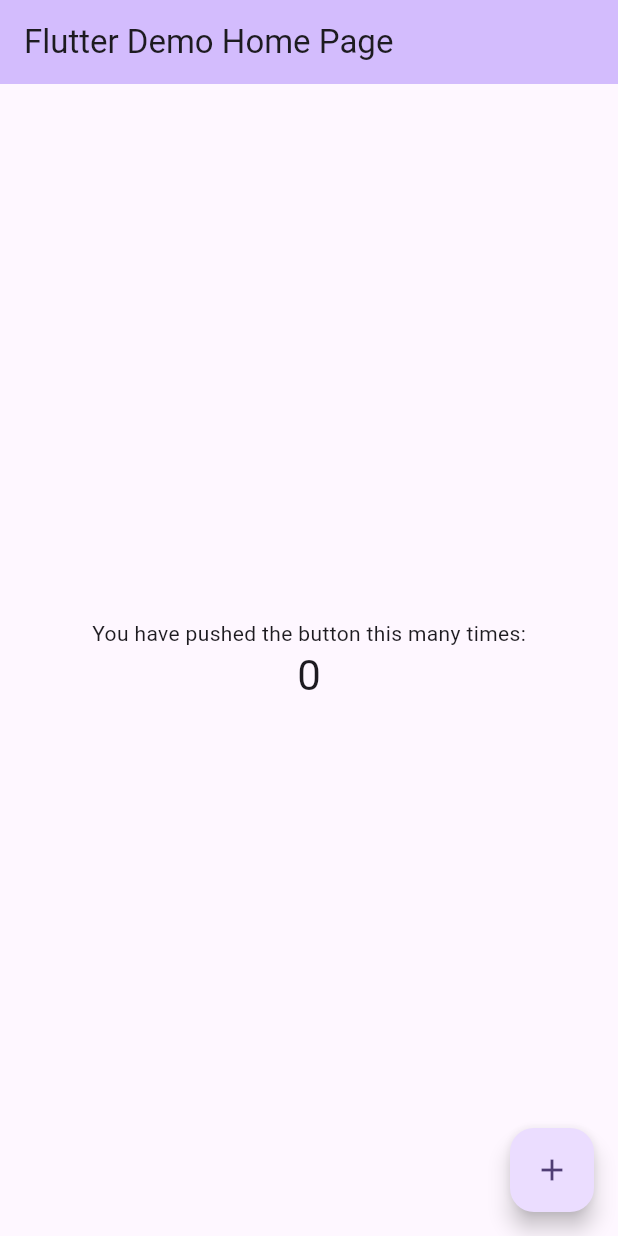
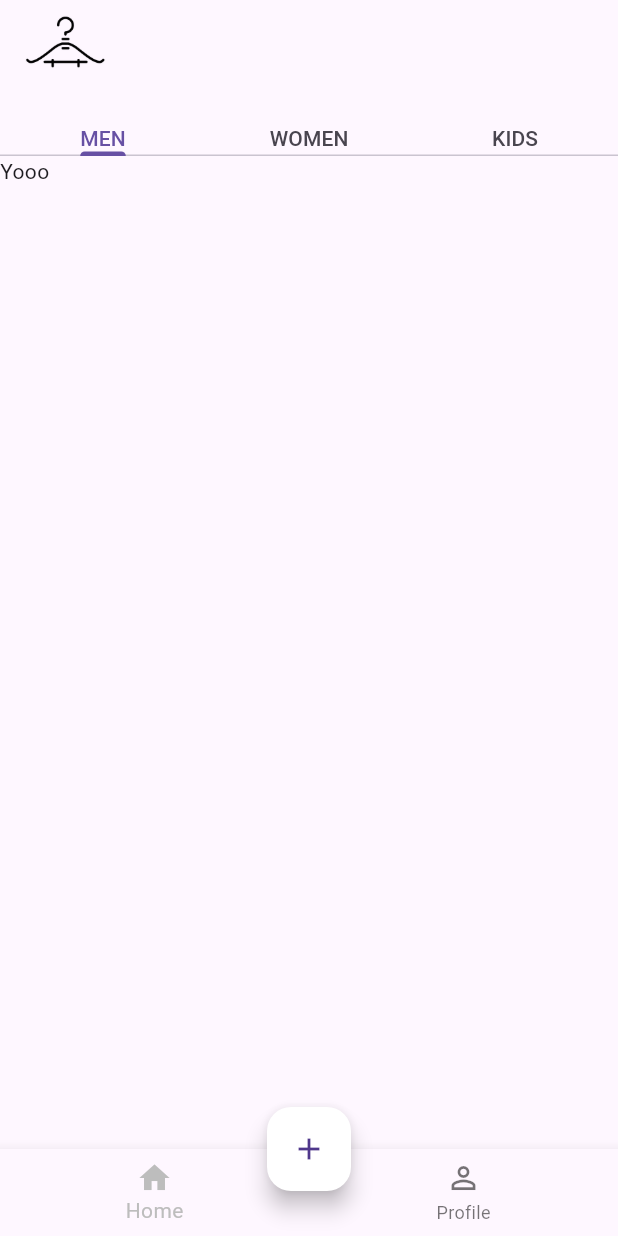
Before and after one commit to ThaphatTT/FinalMobileApplication, a Flutter app: the screen it shows after launch, on a phone screen of 412 x 824 dp. Run offline on Flutter 3.47's test engine with Material 3 defaults, Android fonts, the light colour scheme and no system bars.

Commit message:
create many templates such as slpash form, home, tab form, profile form, register form

```diff
--- /dev/null
+++ b/flutter_clothes_shop/lib/component/tabMenu.dart
@@ -0,0 +1,66 @@
+import 'package:flutter/material.dart';
+
+import 'package:flutter_clothes_shop/component/tabMenuHomeAppBar.dart';
+import 'package:flutter_clothes_shop/component/profile_screen.dart';
+class TabMenu extends StatelessWidget {
+  const TabMenu({super.key});
+
+  @override
+  Widget build(BuildContext context){
+    return const MaterialApp(
+      home : TabMenuButton(),
+    );
+  }
+}
+
+class TabMenuButton extends StatefulWidget {
+  const TabMenuButton({super.key});
+
+  @override
+  State<TabMenuButton> createState() => _TabMenuButton();
+}
+
+class _TabMenuButton extends State<TabMenuButton> {
+  int _selectedIndex = 0;
+  static const List<Widget> _widgetOptions = <Widget>[
+    TabMenuHomeAppBar(),
+    Profile_HomeScreen()
+  ];
+
+  void _onItemTapped(int index) {
+    setState(() {
+      _selectedIndex = index;
+    });
+  }
+
+  @override
+  Widget build(BuildContext context) {
+    return Scaffold(
+      body: Center(
+        child: _widgetOptions.elementAt(_selectedIndex),
+      ),
+      floatingActionButton : FloatingActionButton(
+        child: Icon(Icons.add),
+        backgroundColor: Colors.white,
+        onPressed: (){},
+        ),
+        floatingActionButtonLocation: FloatingActionButtonLocation.centerDocked,
+      bottomNavigationBar: BottomNavigationBar(
+        items: const <BottomNavigationBarItem>[
+          BottomNavigationBarItem(
+            icon: Icon(Icons.home),
+            label: 'Home',
+          ),
+
+          BottomNavigationBarItem(
+            icon: Icon(Icons.person_outline),
+            label: 'Profile',
+          ),
+        ],
+        currentIndex: _selectedIndex,
+        selectedItemColor: Colors.grey[400],
+        onTap: _onItemTapped,
+      ),
+    );
+  }
+}
--- /dev/null
+++ b/flutter_clothes_shop/lib/component/tabMenuHomeAppBar.dart
@@ -0,0 +1,37 @@
+import 'package:flutter/material.dart';
+
+
+class TabMenuHomeAppBar extends StatelessWidget {
+  const TabMenuHomeAppBar({super.key});
+
+  @override
+  Widget build(BuildContext context) {
+    return DefaultTabController(
+      length: 3,
+      child: Scaffold(
+      appBar: AppBar(
+        title : Image.asset(
+          'assets/images/coat_hanger.png',
+          fit: BoxFit.cover,
+              height: 55,
+              width: 55,
+          ),
+        bottom: const TabBar(
+          tabs: [
+            Text('MEN'),
+            Text('WOMEN'),
+            Text('KIDS'),
+          ],
+      ),
+      ),
+      body: TabBarView(
+        children: [
+          Text('Yooo'),
+          Text('Yooo'),
+          Text('Yooo'),
+          ],
+        ),
+      )
+    );
+  }
+}
--- a/flutter_clothes_shop/lib/main.dart
+++ b/flutter_clothes_shop/lib/main.dart
@@ -1,125 +1,8 @@
 import 'package:flutter/material.dart';
 
+import 'package:flutter_clothes_shop/component/splashScreen.dart';
 void main() {
-  runApp(const MyApp());
+  runApp(const MaterialApp(
+    home: splashScreen(),
+  ));
 }
-
-class MyApp extends StatelessWidget {
-  const MyApp({super.key});
-
-  // This widget is the root of your application.
-  @override
-  Widget build(BuildContext context) {
-    return MaterialApp(
-      title: 'Flutter Demo',
-      theme: ThemeData(
-        // This is the theme of your application.
-        //
-        // TRY THIS: Try running your application with "flutter run". You'll see
-        // the application has a purple toolbar. Then, without quitting the app,
-        // try changing the seedColor in the colorScheme below to Colors.green
-        // and then invoke "hot reload" (save your changes or press the "hot
-        // reload" button in a Flutter-supported IDE, or press "r" if you used
-        // the command line to start the app).
-        //
-        // Notice that the counter didn't reset back to zero; the application
-        // state is not lost during the reload. To reset the state, use hot
-        // restart instead.
-        //
-        // This works for code too, not just values: Most code changes can be
-        // tested with just a hot reload.
-        colorScheme: ColorScheme.fromSeed(seedColor: Colors.deepPurple),
-        useMaterial3: true,
-      ),
-      home: const MyHomePage(title: 'Flutter Demo Home Page'),
-    );
-  }
-}
-
-class MyHomePage extends StatefulWidget {
-  const MyHomePage({super.key, required this.title});
-
-  // This widget is the home page of your application. It is stateful, meaning
-  // that it has a State object (defined below) that contains fields that affect
-  // how it looks.
-
-  // This class is the configuration for the state. It holds the values (in this
-  // case the title) provided by the parent (in this case the App widget) and
-  // used by the build method of the State. Fields in a Widget subclass are
-  // always marked "final".
-
-  final String title;
-
-  @override
-  State<MyHomePage> createState() => _MyHomePageState();
-}
-
-class _MyHomePageState extends State<MyHomePage> {
-  int _counter = 0;
-
-  void _incrementCounter() {
-    setState(() {
-      // This call to setState tells the Flutter framework that something has
-      // changed in this State, which causes it to rerun the build method below
-      // so that the display can reflect the updated values. If we changed
-      // _counter without calling setState(), then the build method would not be
-      // called again, and so nothing would appear to happen.
-      _counter++;
-    });
-  }
-
-  @override
-  Widget build(BuildContext context) {
-    // This method is rerun every time setState is called, for instance as done
-    // by the _incrementCounter method above.
-    //
-    // The Flutter framework has been optimized to make rerunning build methods
-    // fast, so that you can just rebuild anything that needs updating rather
-    // than having to individually change instances of widgets.
-    return Scaffold(
-      appBar: AppBar(
-        // TRY THIS: Try changing the color here to a specific color (to
-        // Colors.amber, perhaps?) and trigger a hot reload to see the AppBar
-        // change color while the other colors stay the same.
-        backgroundColor: Theme.of(context).colorScheme.inversePrimary,
-        // Here we take the value from the MyHomePage object that was created by
-        // the App.build method, and use it to set our appbar title.
-        title: Text(widget.title),
-      ),
-      body: Center(
-        // Center is a layout widget. It takes a single child and positions it
-        // in the middle of the parent.
-        child: Column(
-          // Column is also a layout widget. It takes a list of children and
-          // arranges them vertically. By default, it sizes itself to fit its
-          // children horizontally, and tries to be as tall as its parent.
-          //
-          // Column has various properties to control how it sizes itself and
-          // how it positions its children. Here we use mainAxisAlignment to
-          // center the children vertically; the main axis here is the vertical
-          // axis because Columns are vertical (the cross axis would be
-          // horizontal).
-          //
-          // TRY THIS: Invoke "debug painting" (choose the "Toggle Debug Paint"
-          // action in the IDE, or press "p" in the console), to see the
-          // wireframe for each widget.
-          mainAxisAlignment: MainAxisAlignment.center,
-          children: <Widget>[
-            const Text(
-              'You have pushed the button this many times:',
-            ),
-            Text(
-              '$_counter',
-              style: Theme.of(context).textTheme.headlineMedium,
-            ),
-          ],
-        ),
-      ),
-      floatingActionButton: FloatingActionButton(
-        onPressed: _incrementCounter,
-        tooltip: 'Increment',
-        child: const Icon(Icons.add),
-      ), // This trailing comma makes auto-formatting nicer for build methods.
-    );
-  }
-}
```
Also changed, not shown: flutter_clothes_shop/lib/component/component_part/registerScreen.dart (added, +256 -0 lines), flutter_clothes_shop/lib/component/profile_screen.dart (added, +151 -0 lines), flutter_clothes_shop/lib/component/splashScreen.dart (added, +91 -0 lines), flutter_clothes_shop/pubspec.yaml (+2 -5 lines), flutter_clothes_shop/assets/images/coat_hanger.png (added), 1 other file.
